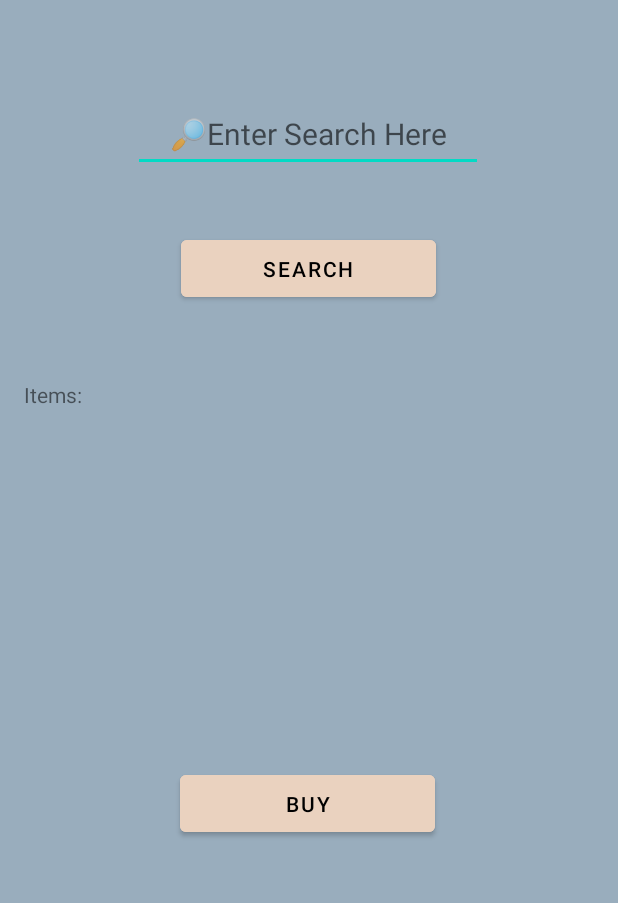
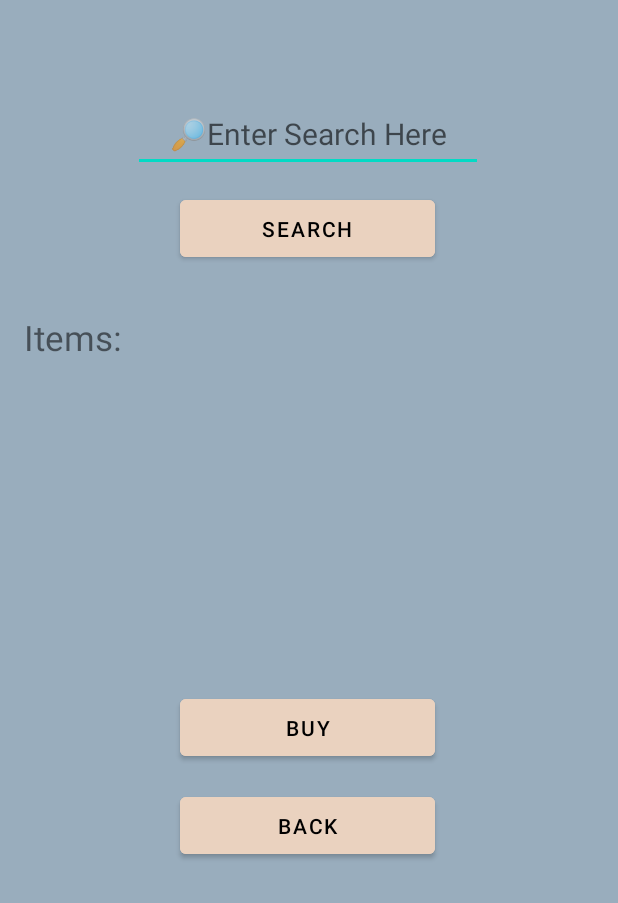
Before and after one commit to Jor-Moreno/Project2, an Android app: the LandingPageActivity screen opened directly, with no data from a screen before it, after a tap on "NEW ORDER", on a phone screen of 412 x 824 dp, the part 333-1236 px from its top. Run offline under Robolectric (Android 15) with nearby library versions, the phone set to English and light mode, and no system bars; our stand-ins replace Room's generated code; 2 statements that could not run were skipped.

Commit message:
You can now Search for items

```diff
--- a/app/src/main/java/com/jmoreno/project2/Congo.java
+++ b/app/src/main/java/com/jmoreno/project2/Congo.java
@@ -17,12 +17,11 @@ public class Congo {
     private double mPrice;
     private int mAmount;
 
-    public Congo(String itemName, double price, int amount, int itemId) {
+    public Congo(String itemName, double price, int amount) {
         mItemName = itemName;
         mPrice = price;
         mAmount = amount;
 
-        mItemId = itemId;
     }
 
     @Override
@@ -30,7 +29,7 @@ public class Congo {
         return "Item #" + mItemId + "\n"+
                 "ItemName " + mItemName + "\n"+
                 "Price " + mPrice +"\n"+
-                " Amount " + mAmount;
+                "Amount Available" + mAmount;
     }
 
     public String getUserId() {
--- a/app/src/main/java/com/jmoreno/project2/LandingPageActivity.java
+++ b/app/src/main/java/com/jmoreno/project2/LandingPageActivity.java
@@ -83,6 +83,8 @@ public class LandingPageActivity extends AppCompatActivity {
                 logoutUser();
             }
         });
+
+        defaultCongos();
 
         mNewOrderButton.setOnClickListener(new View.OnClickListener() {
             @Override
@@ -198,4 +200,31 @@ public class LandingPageActivity extends AppCompatActivity {
     private void getPrefs() {
         mPreference = this.getSharedPreferences(PREFERENCE_KEY, Context.MODE_PRIVATE);
     }
+
+    private void defaultCongos(){
+        Congo c1 = new Congo("blanket", 15.99, 9);
+        Congo c2 = new Congo("cup", 1.99, 3);
+        Congo c3 = new Congo("socks", 5.99, 10);
+        Congo c4 = new Congo("forks", 3.99, 5);
+
+        if(!checkForCongo(c1)){
+            mCongoDAO.insert(c1);
+        } else if(!checkForCongo(c2)){
+            mCongoDAO.insert(c2);
+        } else if(!checkForCongo(c3)){
+            mCongoDAO.insert(c3);
+        } else if(!checkForCongo(c4)){
+            mCongoDAO.insert(c4);
+        }
+    }
+
+    private boolean checkForCongo(Congo congo){
+        for(Congo c: mCongoDAO.getCongo()){
+            if(c.getItemName().equals(congo.getItemName())){
+                return true;
+            }
+        }
+        return false;
+    }
+
 }
--- a/app/src/main/java/com/jmoreno/project2/SearchActivity.java
+++ b/app/src/main/java/com/jmoreno/project2/SearchActivity.java
@@ -1,21 +1,94 @@
 package com.jmoreno.project2;
 
 import androidx.appcompat.app.AppCompatActivity;
+import androidx.room.Room;
 
 import android.content.Context;
 import android.content.Intent;
+import android.content.SharedPreferences;
 import android.os.Bundle;
+import android.view.View;
+import android.widget.Button;
+import android.widget.EditText;
+import android.widget.TextView;
+import android.widget.Toast;
+
+import com.jmoreno.project2.databinding.ActivitySearchBinding;
+//import com.jmoreno.project2.databinding.ActivitySignupBinding;
+import com.jmoreno.project2.db.AppDataBase;
+import com.jmoreno.project2.db.CongoDAO;
 
 public class SearchActivity extends AppCompatActivity {
 
     private static final String USER_ID_KEY = "com.jmoreno.project2.userIdKey";
     private static final String PREFERENCE_KEY = "com.jmoreno.project2.PREFERENCES_KEY";
 
+    private int mUserId = -1;
+
+    CongoDAO mCongoDAO;
+    User mUser;
+
+    ActivitySearchBinding binding;
+
+    Button buyButton;
+    Button searchButton;
+    Button backButton;
+
+    EditText itemName;
+
+    TextView itemText;
+
+    String itemNameStr;
+
+    Congo currentItem;
+
+    private SharedPreferences mPreference = null;
+
 
     @Override
     protected void onCreate(Bundle savedInstanceState) {
         super.onCreate(savedInstanceState);
         setContentView(R.layout.activity_search);
+
+        binding = ActivitySearchBinding.inflate(getLayoutInflater());
+        View view = binding.getRoot();
+        setContentView(view);
+
+        buyButton = binding.buyButton;
+        searchButton = binding.SearchButton;
+        backButton = binding.backButton;
+        itemName = binding.searchInput;
+        itemText = binding.itemViewText;
+
+        getDatabase();
+        addUserToPref(mUserId);
+
+        mUserId = getIntent().getIntExtra(USER_ID_KEY,-1);
+        loginUser(mUserId);
+
+        backButton.setOnClickListener(new View.OnClickListener() {
+            @Override
+            public void onClick(View view) {
+                Intent intent = new Intent(LandingPageActivity.intentFactory(getApplicationContext(), mUserId));
+                startActivity(intent);
+                finish();
+            }
+        });
+
+        searchButton.setOnClickListener(new View.OnClickListener() {
+            @Override
+            public void onClick(View view) {
+                itemNameStr = itemName.getText().toString();
+                currentItem = mCongoDAO.getCongoByName(itemNameStr);
+
+                if(currentItem != null){
+                    itemText.setText(currentItem.toString());
+                } else {
+                    Toast.makeText(SearchActivity.this, "Not an available item", Toast.LENGTH_SHORT).show();
+                }
+
+            }
+        });
     }
 
     public static Intent intentFactory(Context context, int userId){
@@ -24,4 +97,33 @@ public class SearchActivity extends AppCompatActivity {
         return intent;
     }
 
+    private void addUserToPref(int userId) {
+        if(mPreference == null){
+            getPrefs();
+        }
+        SharedPreferences.Editor editor = mPreference.edit();
+        editor.putInt(USER_ID_KEY, userId);
+    }
+
+
+    private void loginUser(int userId){
+        mUser = mCongoDAO.getUserByUserId(userId);
+        if(mUser == null){
+            Toast.makeText(this, " Error Getting User", Toast.LENGTH_SHORT).show();
+        } else {
+            Toast.makeText(this, "Hi " + mUser.getUserName(), Toast.LENGTH_SHORT).show();
+        }
+        invalidateMenu();
+    }
+
+    private void getDatabase(){
+        mCongoDAO = Room.databaseBuilder(this, AppDataBase.class, AppDataBase.DATABASE_NAME)
+                .allowMainThreadQueries()
+                .build().getCongoDAO();
+    }
+
+    private void getPrefs() {
+        mPreference = this.getSharedPreferences(PREFERENCE_KEY, Context.MODE_PRIVATE);
+    }
+
 }
--- a/app/src/main/java/com/jmoreno/project2/db/CongoDAO.java
+++ b/app/src/main/java/com/jmoreno/project2/db/CongoDAO.java
@@ -34,6 +34,9 @@ public interface CongoDAO {
     @Query("SELECT * FROM " + AppDataBase.CONGO_TABLE + " WHERE mUserId = :userId")
     List<Congo> getCongoByUserId(int userId);
 
+    @Query("SELECT * FROM " + AppDataBase.CONGO_TABLE + " WHERE mItemName = :itemName")
+    Congo getCongoByName(String itemName);
+
     @Insert
     void insert(User...users);
 
--- a/app/src/main/res/layout/activity_search.xml
+++ b/app/src/main/res/layout/activity_search.xml
@@ -56,15 +56,16 @@
         android:layout_width="373dp"
         android:layout_height="217dp"
         android:text="Items:"
+        android:textSize="23sp"
         app:layout_constraintBottom_toBottomOf="parent"
         app:layout_constraintEnd_toEndOf="parent"
         app:layout_constraintHorizontal_bias="0.421"
         app:layout_constraintStart_toStartOf="parent"
         app:layout_constraintTop_toTopOf="parent"
-        app:layout_constraintVertical_bias="0.762" />
+        app:layout_constraintVertical_bias="0.682" />
 
     <Button
-        android:id="@+id/button"
+        android:id="@+id/Search_button"
         android:layout_width="170dp"
         android:layout_height="50dp"
         android:backgroundTint="@color/peach"
@@ -72,13 +73,13 @@
         android:textColor="@color/black"
         app:layout_constraintBottom_toBottomOf="parent"
         app:layout_constraintEnd_toEndOf="parent"
-        app:layout_constraintHorizontal_bias="0.498"
+        app:layout_constraintHorizontal_bias="0.497"
         app:layout_constraintStart_toStartOf="parent"
         app:layout_constraintTop_toTopOf="parent"
-        app:layout_constraintVertical_bias="0.446" />
+        app:layout_constraintVertical_bias="0.409" />
 
     <Button
-        android:id="@+id/button2"
+        android:id="@+id/buy_button"
         android:layout_width="170dp"
         android:layout_height="50dp"
         android:backgroundTint="@color/peach"
@@ -89,5 +90,19 @@
         app:layout_constraintHorizontal_bias="0.497"
         app:layout_constraintStart_toStartOf="parent"
         app:layout_constraintTop_toTopOf="parent"
-        app:layout_constraintVertical_bias="0.942" />
+        app:layout_constraintVertical_bias="0.872" />
+
+    <Button
+        android:id="@+id/back_button"
+        android:layout_width="170dp"
+        android:layout_height="50dp"
+        android:backgroundTint="@color/peach"
+        android:text="Back"
+        android:textColor="@color/black"
+        app:layout_constraintBottom_toBottomOf="parent"
+        app:layout_constraintEnd_toEndOf="parent"
+        app:layout_constraintHorizontal_bias="0.497"
+        app:layout_constraintStart_toStartOf="parent"
+        app:layout_constraintTop_toTopOf="parent"
+        app:layout_constraintVertical_bias="0.963" />
 </androidx.constraintlayout.widget.ConstraintLayout>
```
